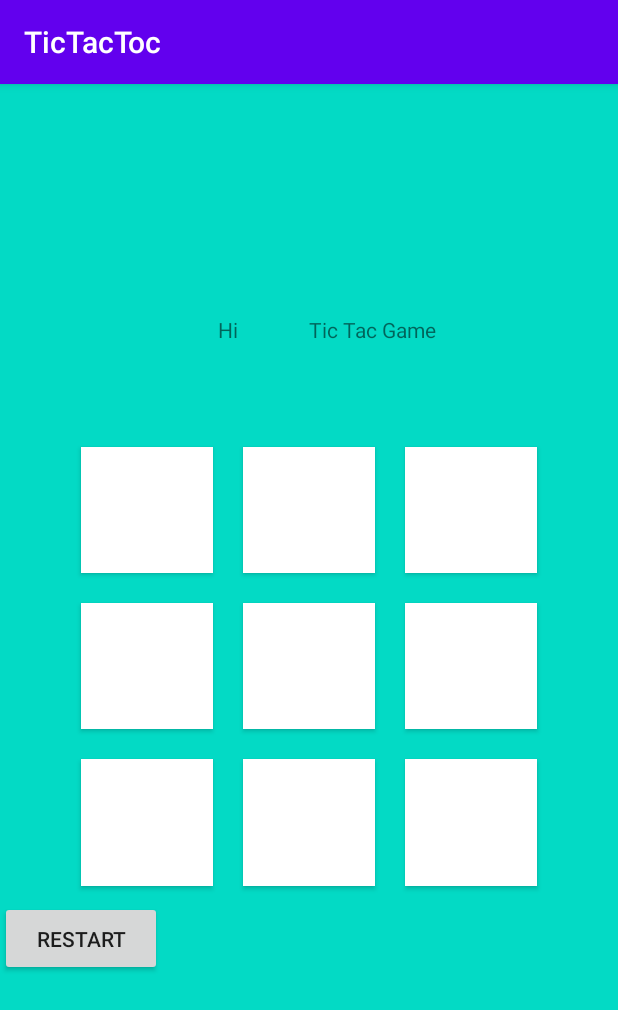
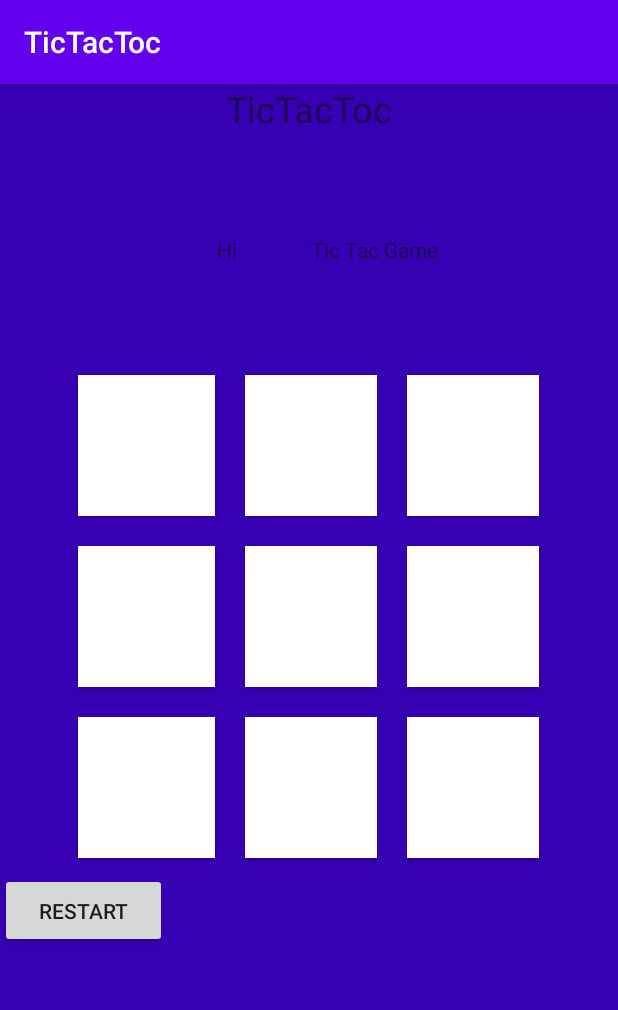
Before and after one commit to mrromuo/TicTacToc, an Android app: the screen it shows after launch (MainActivity), on a phone screen of 412 x 824 dp. Shown: the top 1010 px of the screen. Run offline under Robolectric (Android 15) with nearby library versions, the phone set to English and light mode, and no system bars.

Commit message:
background

```diff
--- a/app/src/main/res/layout/activity_main.xml
+++ b/app/src/main/res/layout/activity_main.xml
@@ -7,6 +7,7 @@
     android:orientation="vertical"
     android:background="@color/colorAccent"
     android:hapticFeedbackEnabled="false"
+    android:backgroundTint="@color/colorPrimaryDark"
     tools:context=".MainActivity">
 
     <TableRow
@@ -15,9 +16,14 @@
         android:layout_height="wrap_content"
         android:layout_weight="1">
 
-        <Space
-            android:layout_height="100dp"
-            android:layout_weight="1" />
+        <TextView
+            android:id="@+id/title1"
+            android:layout_width="match_parent"
+            android:layout_height="wrap_content"
+            android:layout_weight="1"
+            android:textSize="24sp"
+            android:gravity="center"
+            android:text="@string/app_name" />
     </TableRow>
 
     <TableRow
```
Also changed, not shown: app/src/main/res/drawable-v24/bk07.jpg (added).
